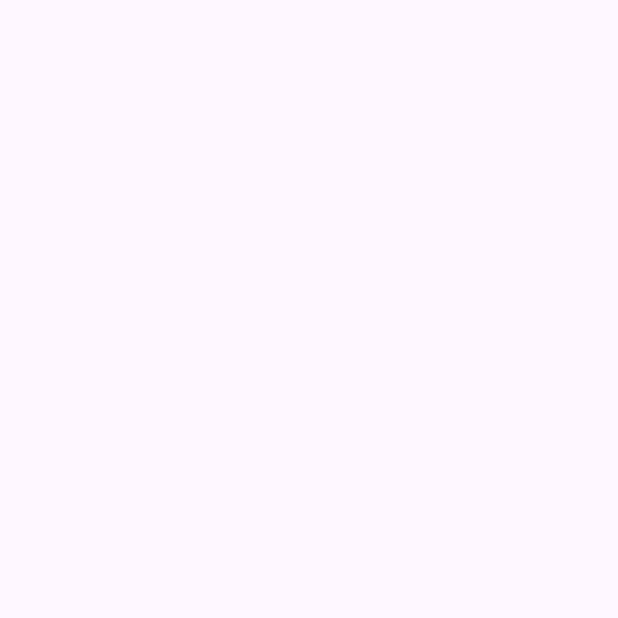
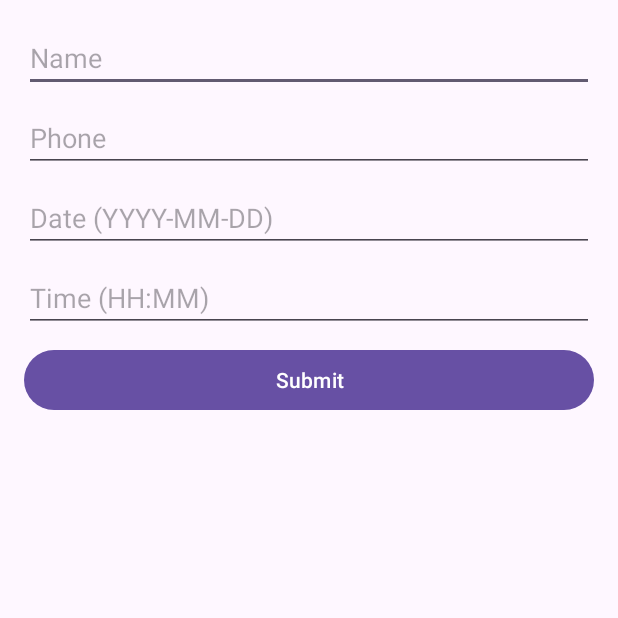
Before and after one commit to coder-mahi/HackathonG20, an Android app: the screen it shows after launch (LoginActivity before the commit, AppointmentForm after it), on a phone screen of 412 x 824 dp, the top half of it. Before the commit the part shown is empty. Run offline under Robolectric (Android 15) with nearby library versions, the phone set to English and light mode, and no system bars.

Commit message:
appointment form

```diff
--- a/app/src/main/AndroidManifest.xml
+++ b/app/src/main/AndroidManifest.xml
@@ -22,10 +22,6 @@
             </intent-filter>
         </activity>
         <activity
-            android:name=".ui.login.LoginActivity"
-            android:exported="false"
-            android:label="@string/title_activity_login" />
-        <activity
             android:name=".SignupActivity"
             android:exported="true">
             <intent-filter>
@@ -35,7 +31,7 @@
             </intent-filter>
         </activity>
         <activity
-            android:name=".MainActivity"
+            android:name=".AppointmentForm"
             android:exported="true">
             <intent-filter>
                 <action android:name="android.intent.action.MAIN" />
--- /dev/null
+++ b/app/src/main/java/com/example/project/hackathong20/AppointmentForm.java
@@ -0,0 +1,57 @@
+package com.example.project.hackathong20;
+
+// AppointmentForm.java
+
+import android.os.Bundle;
+import android.view.View;
+import android.widget.Button;
+import android.widget.EditText;
+import android.widget.Toast;
+import androidx.appcompat.app.AppCompatActivity;
+
+public class AppointmentForm extends AppCompatActivity {
+
+    private EditText editTextName, editTextPhone, editTextDate, editTextTime;
+    private Button buttonSubmit;
+
+    @Override
+    protected void onCreate(Bundle savedInstanceState) {
+        super.onCreate(savedInstanceState);
+        setContentView(R.layout.activity_appointment_form);
+
+        // Initialize views
+        editTextName = findViewById(R.id.editTextName);
+        editTextPhone = findViewById(R.id.editTextPhone);
+        editTextDate = findViewById(R.id.editTextDate);
+        editTextTime = findViewById(R.id.editTextTime);
+        buttonSubmit = findViewById(R.id.buttonSubmit);
+
+        // Set onClickListener for the submit button
+        buttonSubmit.setOnClickListener(new View.OnClickListener() {
+            @Override
+            public void onClick(View v) {
+                // Get user inputs
+                String name = editTextName.getText().toString().trim();
+                String phone = editTextPhone.getText().toString().trim();
+                String date = editTextDate.getText().toString().trim();
+                String time = editTextTime.getText().toString().trim();
+
+                // Validate inputs
+                if (name.isEmpty() || phone.isEmpty() || date.isEmpty() || time.isEmpty()) {
+                    Toast.makeText(AppointmentForm.this, "Please fill in all fields", Toast.LENGTH_SHORT).show();
+                } else {
+                    // Process appointment registration (e.g., save to database)
+                    // Here, you can implement code to save the appointment details to a database
+                    // For simplicity, we'll just show a toast message
+                    Toast.makeText(AppointmentForm.this, "Appointment registered successfully", Toast.LENGTH_SHORT).show();
+
+                    // Clear input fields
+                    editTextName.setText("");
+                    editTextPhone.setText("");
+                    editTextDate.setText("");
+                    editTextTime.setText("");
+                }
+            }
+        });
+    }
+}
--- /dev/null
+++ b/app/src/main/res/layout/activity_appointment_form.xml
@@ -0,0 +1,49 @@
+<?xml version="1.0" encoding="utf-8"?>
+<RelativeLayout xmlns:android="http://schemas.android.com/apk/res/android"
+    xmlns:tools="http://schemas.android.com/tools"
+    android:layout_width="match_parent"
+    android:layout_height="match_parent"
+    android:padding="16dp"
+    tools:context=".AppointmentForm">
+
+    <EditText
+        android:id="@+id/editTextName"
+        android:layout_width="match_parent"
+        android:layout_height="wrap_content"
+        android:hint="Name"
+        android:layout_marginBottom="8dp"/>
+
+    <EditText
+        android:id="@+id/editTextPhone"
+        android:layout_width="match_parent"
+        android:layout_height="wrap_content"
+        android:hint="Phone"
+        android:inputType="phone"
+        android:layout_below="@id/editTextName"
+        android:layout_marginBottom="8dp"/>
+
+    <EditText
+        android:id="@+id/editTextDate"
+        android:layout_width="match_parent"
+        android:layout_height="wrap_content"
+        android:hint="Date (YYYY-MM-DD)"
+        android:inputType="date"
+        android:layout_below="@id/editTextPhone"
+        android:layout_marginBottom="8dp"/>
+
+    <EditText
+        android:id="@+id/editTextTime"
+        android:layout_width="match_parent"
+        android:layout_height="wrap_content"
+        android:hint="Time (HH:MM)"
+        android:inputType="time"
+        android:layout_below="@id/editTextDate"
+        android:layout_marginBottom="8dp"/>
+
+    <Button
+        android:id="@+id/buttonSubmit"
+        android:layout_width="match_parent"
+        android:layout_height="wrap_content"
+        android:text="Submit"
+        android:layout_below="@id/editTextTime"/>
+</RelativeLayout>
--- a/app/src/main/res/layout/activity_main.xml
+++ b/app/src/main/res/layout/activity_main.xml
@@ -4,7 +4,7 @@
     xmlns:tools="http://schemas.android.com/tools"
     android:layout_width="match_parent"
     android:layout_height="match_parent"
-    tools:context=".MainActivity">
+    tools:context=".AppointmentForm">
 
     <TextView
         android:layout_width="wrap_content"
```
